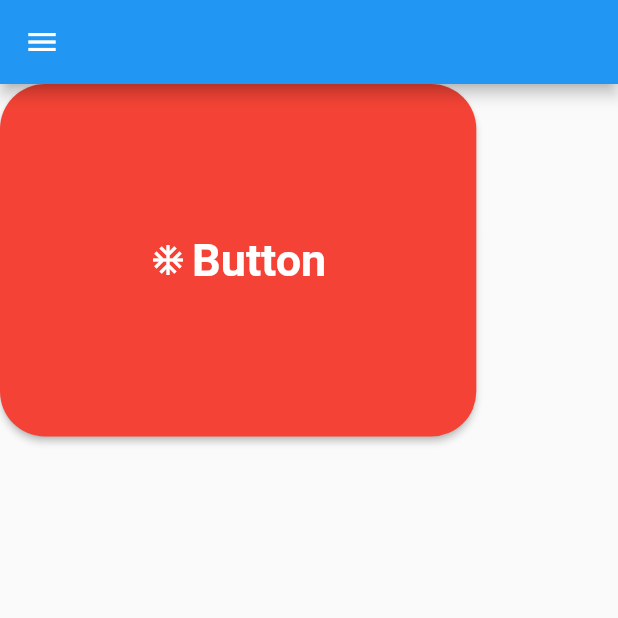
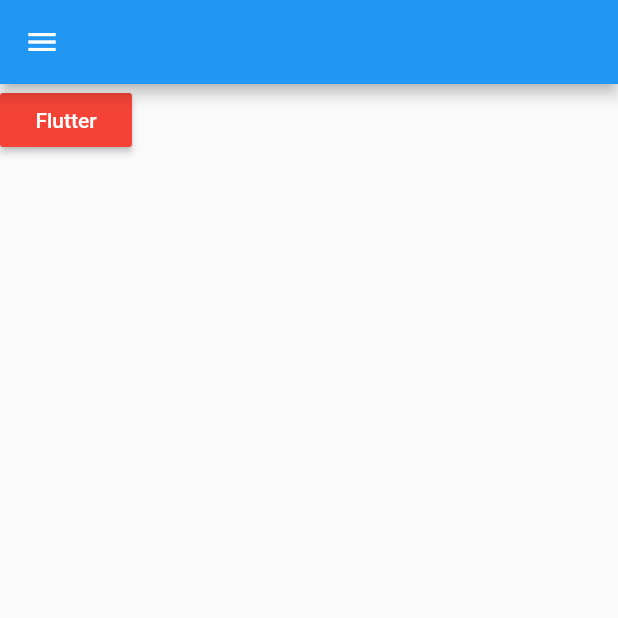
Before and after one commit to wejden7/Flutter_Tutorial, a Flutter app: the screen it shows after launch, on a phone screen of 412 x 824 dp, the top half of it. Run offline on Flutter 3.47's test engine with Material 2 defaults, Android fonts, the phone set to English and light mode, and no system bars.

Commit message:
MaterialButton

```diff
--- a/lib/main.dart
+++ b/lib/main.dart
@@ -14,19 +14,13 @@ class MyApp extends StatelessWidget {
             drawer: Drawer(),
             body: Column(
               children: [
-                ElevatedButton.icon(
-                    style: ElevatedButton.styleFrom(
-                        primary: Colors.red,
-                        padding: EdgeInsets.all(100),
-                        textStyle: TextStyle(
-                            fontSize: 30, fontWeight: FontWeight.bold),
-                        shape: RoundedRectangleBorder(
-                            borderRadius: BorderRadius.circular(30))),
-                    onPressed: () {
-                      print('onPressed Button');
-                    },
-                    icon: Icon(Icons.ac_unit),
-                    label: Text("Button"))
+                MaterialButton(
+                  onPressed: () => print("Material Button"),
+                  child: Text("Flutter"),
+                  color: Colors.red,
+                  splashColor: Colors.black,
+                  textColor: Colors.white,
+                )
               ],
             )));
   }
```
